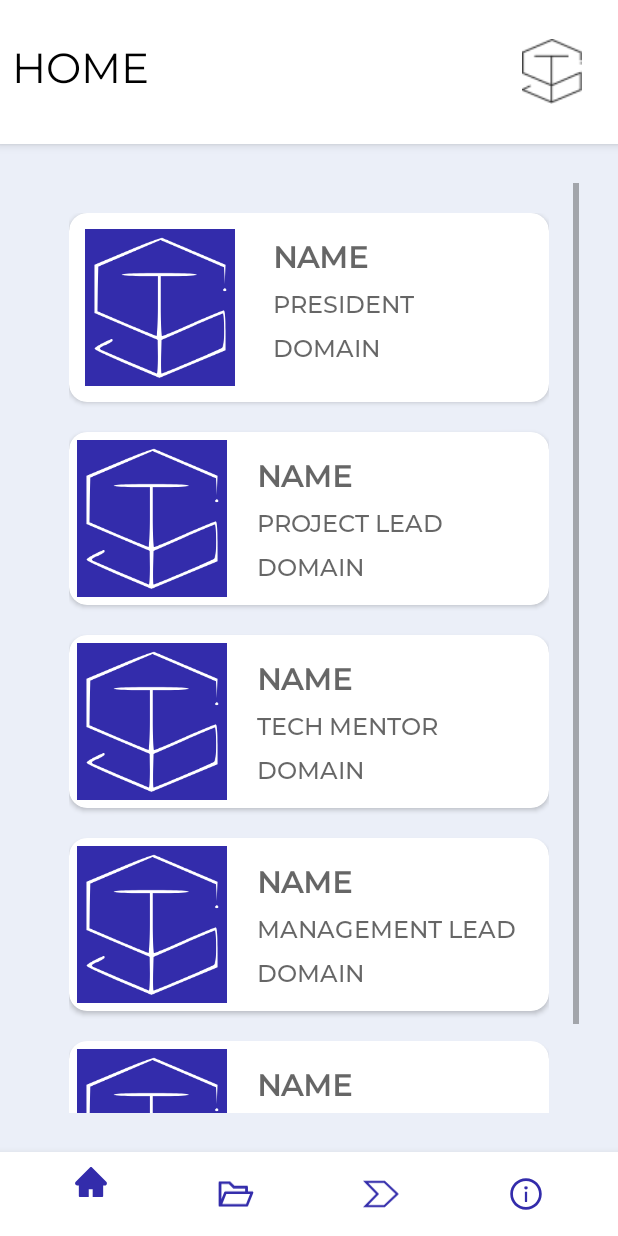
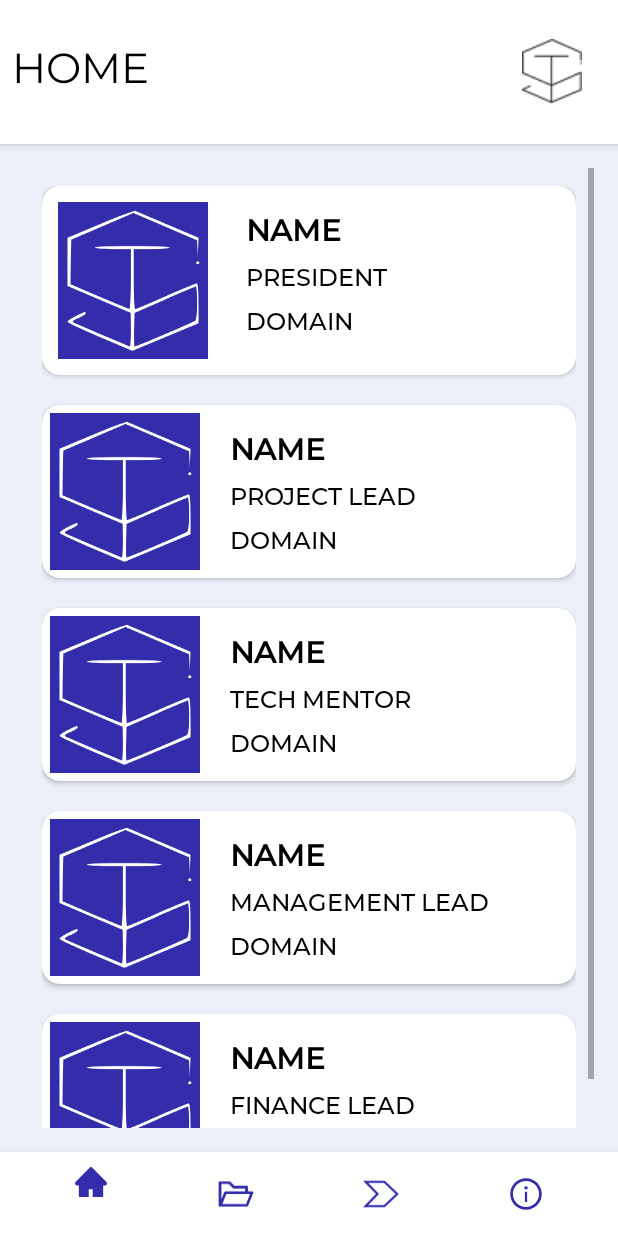
Before and after one commit to utkarsh2290/MstcApp, an Android app: the fragment boardFragment placed in its activity, on a phone screen of 412 x 824 dp. Run offline under Robolectric (Android 15) with nearby library versions, the phone set to English and light mode, and no system bars; our stand-ins replace Firebase (no records; nobody signed in at launch, a user with empty details on screens opened directly); 1 statement that could not run was skipped.

Commit message:
Ui updated

```diff
--- a/app/src/main/res/layout/boardfragment.xml
+++ b/app/src/main/res/layout/boardfragment.xml
@@ -4,15 +4,15 @@
     xmlns:tools="http://schemas.android.com/tools"
     android:layout_width="match_parent"
     android:layout_height="match_parent"
-    android:layout_margin="16dp"
+    android:layout_margin="8dp"
     android:background="@color/background_color"
-    android:padding="10dp">
+    android:padding="8dp">
 
     <RelativeLayout
         android:layout_width="wrap_content"
         android:layout_height="wrap_content"
-        android:layout_margin="10dp"
-        android:padding="10dp">
+        android:layout_margin="8dp"
+        android:padding="4dp">
 
 
         <androidx.cardview.widget.CardView
@@ -46,7 +46,8 @@
                     android:layout_marginTop="10dp"
                     android:layout_toRightOf="@id/photoPresident"
                     android:fontFamily="@font/montserrat_medium"
-                    android:hint="NAME"
+                    android:text="NAME"
+                    android:textColor="@color/black"
                     android:textSize="20sp"
                     android:textStyle="bold" />
 
@@ -58,7 +59,8 @@
                     android:layout_alignLeft="@id/namePresident"
                     android:layout_marginTop="7dp"
                     android:fontFamily="@font/montserrat_medium"
-                    android:hint="PRESIDENT"
+                    android:text="PRESIDENT"
+                    android:textColor="@color/black"
                     android:textSize="16sp" />
 
                 <TextView
@@ -69,7 +71,8 @@
                     android:layout_alignLeft="@id/postPresident"
                     android:layout_marginTop="7dp"
                     android:fontFamily="@font/montserrat_medium"
-                    android:hint="DOMAIN"
+                    android:text="DOMAIN"
+                    android:textColor="@color/black"
                     android:textSize="16sp" />
 
             </RelativeLayout>
@@ -105,7 +108,8 @@
                     android:layout_marginTop="10dp"
                     android:layout_toRightOf="@id/photoProLead"
                     android:fontFamily="@font/montserrat_medium"
-                    android:hint="NAME"
+                    android:text="NAME"
+                    android:textColor="@color/black"
                     android:textSize="20sp"
                     android:textStyle="bold" />
 
@@ -117,7 +121,8 @@
                     android:layout_alignLeft="@id/nameProLead"
                     android:layout_marginTop="7dp"
                     android:fontFamily="@font/montserrat_medium"
-                    android:hint="PROJECT LEAD"
+                    android:text="PROJECT LEAD"
+                    android:textColor="@color/black"
                     android:textSize="16sp" />
 
                 <TextView
@@ -128,7 +133,8 @@
                     android:layout_alignLeft="@id/nameProLead"
                     android:layout_marginTop="7dp"
                     android:fontFamily="@font/montserrat_medium"
-                    android:hint="DOMAIN"
+                    android:text="DOMAIN"
+                    android:textColor="@color/black"
                     android:textSize="16sp" />
             </RelativeLayout>
         </androidx.cardview.widget.CardView>
@@ -163,7 +169,8 @@
                     android:layout_marginTop="10dp"
                     android:layout_toRightOf="@id/photoTechMentor"
                     android:fontFamily="@font/montserrat_medium"
-                    android:hint="NAME"
+                    android:text="NAME"
+                    android:textColor="@color/black"
                     android:textSize="20sp"
                     android:textStyle="bold" />
 
@@ -175,7 +182,8 @@
                     android:layout_alignLeft="@id/nameTechMentor"
                     android:layout_marginTop="7dp"
                     android:fontFamily="@font/montserrat_medium"
-                    android:hint="TECH MENTOR"
+                    android:text="TECH MENTOR"
+                    android:textColor="@color/black"
                     android:textSize="16sp" />
 
                 <TextView
@@ -186,7 +194,8 @@
                     android:layout_alignLeft="@id/nameTechMentor"
                     android:layout_marginTop="7dp"
                     android:fontFamily="@font/montserrat_medium"
-                    android:hint="DOMAIN"
+                    android:text="DOMAIN"
+                    android:textColor="@color/black"
                     android:textSize="16sp" />
             </RelativeLayout>
         </androidx.cardview.widget.CardView>
@@ -222,7 +231,8 @@
                     android:layout_marginTop="10dp"
                     android:layout_toRightOf="@id/photoManageLead"
                     android:fontFamily="@font/montserrat_medium"
-                    android:hint="NAME"
+                    android:text="NAME"
+                    android:textColor="@color/black"
                     android:textSize="20sp"
                     android:textStyle="bold" />
 
@@ -234,7 +244,8 @@
                     android:layout_alignLeft="@id/nameManageLead"
                     android:layout_marginTop="7dp"
                     android:fontFamily="@font/montserrat_medium"
-                    android:hint="MANAGEMENT LEAD"
+                    android:text="MANAGEMENT LEAD"
+                    android:textColor="@color/black"
                     android:textSize="16sp" />
 
                 <TextView
@@ -245,7 +256,8 @@
                     android:layout_alignLeft="@id/nameManageLead"
                     android:layout_marginTop="7dp"
                     android:fontFamily="@font/montserrat_medium"
-                    android:hint="DOMAIN"
+                    android:text="DOMAIN"
+                    android:textColor="@color/black"
                     android:textSize="16sp" />
 
             </RelativeLayout>
@@ -281,7 +293,8 @@
                     android:layout_marginTop="10dp"
                     android:layout_toRightOf="@id/photoFinanceLead"
                     android:fontFamily="@font/montserrat_medium"
-                    android:hint="NAME"
+                    android:text="NAME"
+                    android:textColor="@color/black"
                     android:textSize="20sp"
                     android:textStyle="bold" />
 
@@ -293,7 +306,8 @@
                     android:layout_alignLeft="@id/nameFinanceLead"
                     android:layout_marginTop="7dp"
                     android:fontFamily="@font/montserrat_medium"
-                    android:hint="FINANCE LEAD"
+                    android:text="FINANCE LEAD"
+                    android:textColor="@color/black"
                     android:textSize="16sp" />
 
                 <TextView
@@ -304,7 +318,8 @@
                     android:layout_alignLeft="@id/nameFinanceLead"
                     android:layout_marginTop="7dp"
                     android:fontFamily="@font/montserrat_medium"
-                    android:hint="DOMAIN"
+                    android:text="DOMAIN"
+                    android:textColor="@color/black"
                     android:textSize="16sp" />
 
             </RelativeLayout>
--- a/app/src/main/res/layout/fragment_mstc.xml
+++ b/app/src/main/res/layout/fragment_mstc.xml
@@ -104,8 +104,6 @@
                 android:layout_height="wrap_content"
                 android:layout_below="@id/button_facebook"
                 android:layout_marginStart="70dp"
-                android:background="@drawable/btn_rounded"
-                android:backgroundTint="@color/white"
                 app:layout_scrollFlags="noScroll"
                 app:tabBackground="@drawable/tab_background"
                 app:tabGravity="fill"
```
